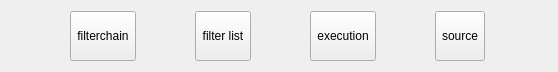
Before: the Qt Designer form SeaGoatVision/client/qt/uifiles/WinMain.ui in Octets/SeaGoatVision, drawn with Qt 5.
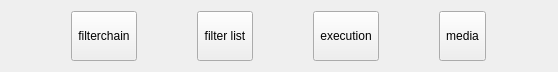
After: the same form once the commit is applied.

Commit message: Rename all source/imageproviders to media. Create class media, media_streaming and media_video - heritate all implementation.

What changed in the file:
```diff
--- a/SeaGoatVision/client/qt/uifiles/WinMain.ui
+++ b/SeaGoatVision/client/qt/uifiles/WinMain.ui
@@ -67,7 +67,7 @@
         </sizepolicy>
        </property>
        <property name="text">
-        <string>source</string>
+        <string>media</string>
        </property>
       </widget>
      </item>
```
Left out of the diff: 2 changed lines with no effect on the pictures. The commit also changes 36 other files.
